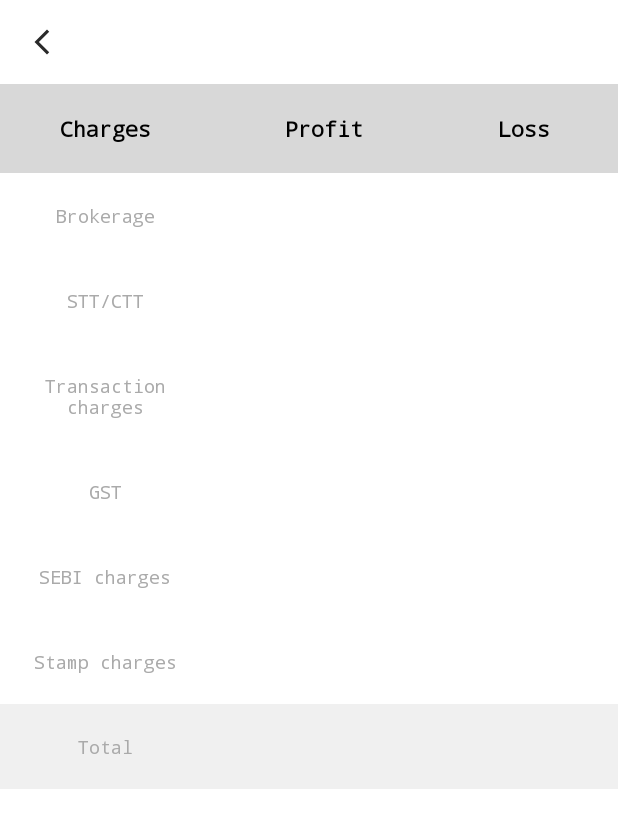
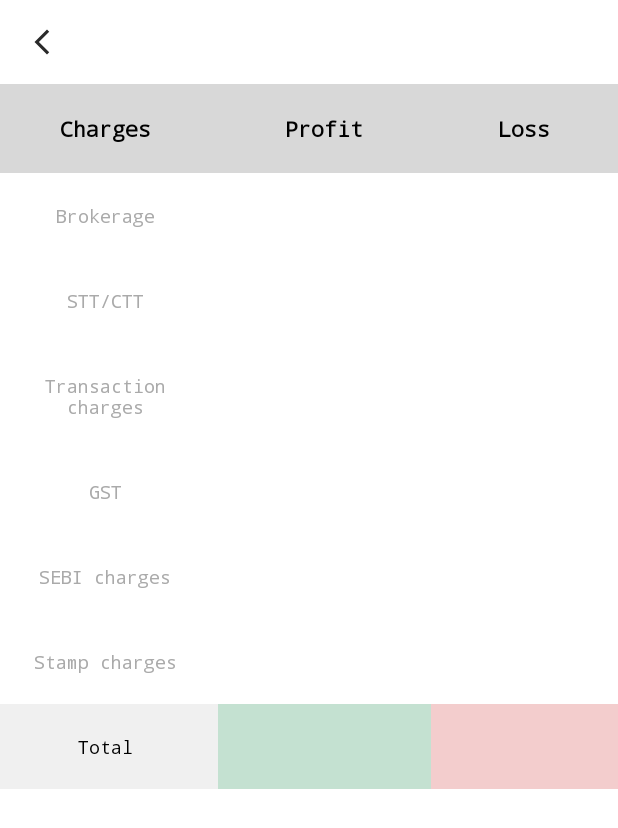
Before and after one commit to snihore/DayTradingTool, an Android app: the layout charges_info_layout.xml on its own in the app's theme, with its tools: preview values and no code run, on a phone screen of 412 x 824 dp. Shown: the top 828 px of the screen. Run offline under Robolectric (Android 15) with nearby library versions, the phone set to English and light mode, and no system bars.

Commit message:
UI Improve

```diff
--- a/app/src/main/java/com/sourabh/daytradingtool/UserInterface/ParentTradeListRecyclerViewAdapter.java
+++ b/app/src/main/java/com/sourabh/daytradingtool/UserInterface/ParentTradeListRecyclerViewAdapter.java
@@ -141,6 +141,7 @@ public class ParentTradeListRecyclerViewAdapter extends RecyclerView.Adapter<Par
                     tradingDetails,
                     tradingCapitals,
                     showingTv,
+                    dates,
                     tradeListItemClickListener
             );
 
--- /dev/null
+++ b/app/src/main/res/drawable/ic_baseline_expand_more_24.xml
@@ -0,0 +1,5 @@
+<vector android:height="24dp" android:tint="#000000"
+    android:viewportHeight="24" android:viewportWidth="24"
+    android:width="24dp" xmlns:android="http://schemas.android.com/apk/res/android">
+    <path android:fillColor="@android:color/white" android:pathData="M16.59,8.59L12,13.17 7.41,8.59 6,10l6,6 6,-6z"/>
+</vector>
--- /dev/null
+++ b/app/src/main/res/drawable/ic_baseline_share_24.xml
@@ -0,0 +1,5 @@
+<vector android:height="24dp" android:tint="#000000"
+    android:viewportHeight="24" android:viewportWidth="24"
+    android:width="24dp" xmlns:android="http://schemas.android.com/apk/res/android">
+    <path android:fillColor="@android:color/white" android:pathData="M18,16.08c-0.76,0 -1.44,0.3 -1.96,0.77L8.91,12.7c0.05,-0.23 0.09,-0.46 0.09,-0.7s-0.04,-0.47 -0.09,-0.7l7.05,-4.11c0.54,0.5 1.25,0.81 2.04,0.81 1.66,0 3,-1.34 3,-3s-1.34,-3 -3,-3 -3,1.34 -3,3c0,0.24 0.04,0.47 0.09,0.7L8.04,9.81C7.5,9.31 6.79,9 6,9c-1.66,0 -3,1.34 -3,3s1.34,3 3,3c0.79,0 1.5,-0.31 2.04,-0.81l7.12,4.16c-0.05,0.21 -0.08,0.43 -0.08,0.65 0,1.61 1.31,2.92 2.92,2.92 1.61,0 2.92,-1.31 2.92,-2.92s-1.31,-2.92 -2.92,-2.92z"/>
+</vector>
--- a/app/src/main/res/layout/charges_info_layout.xml
+++ b/app/src/main/res/layout/charges_info_layout.xml
@@ -37,42 +37,45 @@
         <TableRow
             android:layout_width="match_parent"
             android:layout_height="match_parent"
+            android:background="@color/gray_list"
             android:paddingTop="20dp"
-            android:paddingBottom="20dp"
-            android:background="@color/gray_list">
+            android:paddingBottom="20dp">
+
             <TextView
                 android:layout_width="140dp"
                 android:layout_height="wrap_content"
                 android:layout_centerInParent="true"
+                android:layout_marginRight="5dp"
                 android:fontFamily="monospace"
+                android:gravity="center"
                 android:text="Charges"
                 android:textColor="@color/black"
                 android:textSize="14sp"
-                android:textStyle="bold"
-                android:gravity="center"
-                android:layout_marginRight="5dp"/>
+                android:textStyle="bold" />
+
             <TextView
                 android:layout_width="wrap_content"
                 android:layout_height="wrap_content"
                 android:layout_centerInParent="true"
+                android:layout_weight="1"
                 android:fontFamily="monospace"
+                android:gravity="center"
                 android:text="Profit"
                 android:textColor="@color/black"
                 android:textSize="14sp"
-                android:textStyle="bold"
-                android:layout_weight="1"
-                android:gravity="center"/>
+                android:textStyle="bold" />
+
             <TextView
                 android:layout_width="wrap_content"
                 android:layout_height="wrap_content"
                 android:layout_centerInParent="true"
+                android:layout_weight="1"
                 android:fontFamily="monospace"
+                android:gravity="center"
                 android:text="Loss"
                 android:textColor="@color/black"
                 android:textSize="14sp"
-                android:textStyle="bold"
-                android:layout_weight="1"
-                android:gravity="center"/>
+                android:textStyle="bold" />
         </TableRow>
 
         <TableRow
@@ -80,38 +83,41 @@
             android:layout_height="match_parent"
             android:paddingTop="20dp"
             android:paddingBottom="20dp">
+
             <TextView
                 android:layout_width="140dp"
                 android:layout_height="wrap_content"
                 android:layout_centerInParent="true"
+                android:layout_marginRight="5dp"
                 android:fontFamily="monospace"
+                android:gravity="center"
                 android:text="Brokerage"
                 android:textColor="@color/gray"
-                android:textSize="12sp"
-                android:gravity="center"
-                android:layout_marginRight="5dp"/>
+                android:textSize="12sp" />
+
             <TextView
                 android:id="@+id/brokerage_profit_show"
                 android:layout_width="wrap_content"
                 android:layout_height="wrap_content"
                 android:layout_centerInParent="true"
+                android:layout_weight="1"
                 android:fontFamily="monospace"
+                android:gravity="center"
                 android:text=""
                 android:textColor="@color/gray"
-                android:textSize="12sp"
-                android:layout_weight="1"
-                android:gravity="center"/>
+                android:textSize="12sp" />
+
             <TextView
                 android:id="@+id/brokerage_loss_show"
                 android:layout_width="wrap_content"
                 android:layout_height="wrap_content"
                 android:layout_centerInParent="true"
+                android:layout_weight="1"
                 android:fontFamily="monospace"
+                android:gravity="center"
                 android:text=""
                 android:textColor="@color/gray"
-                android:textSize="12sp"
-                android:layout_weight="1"
-                android:gravity="center"/>
+                android:textSize="12sp" />
         </TableRow>
 
         <TableRow
@@ -119,38 +125,41 @@
             android:layout_height="match_parent"
             android:paddingTop="20dp"
             android:paddingBottom="20dp">
+
             <TextView
                 android:layout_width="140dp"
                 android:layout_height="wrap_content"
                 android:layout_centerInParent="true"
+                android:layout_marginRight="5dp"
                 android:fontFamily="monospace"
+                android:gravity="center"
                 android:text="STT/CTT"
                 android:textColor="@color/gray"
-                android:textSize="12sp"
-                android:gravity="center"
-                android:layout_marginRight="5dp"/>
+                android:textSize="12sp" />
+
             <TextView
                 android:id="@+id/stt_profit_show"
                 android:layout_width="wrap_content"
                 android:layout_height="wrap_content"
                 android:layout_centerInParent="true"
+                android:layout_weight="1"
                 android:fontFamily="monospace"
+                android:gravity="center"
                 android:text=""
                 android:textColor="@color/gray"
-                android:textSize="12sp"
-                android:layout_weight="1"
-                android:gravity="center"/>
+                android:textSize="12sp" />
+
             <TextView
                 android:id="@+id/stt_loss_show"
                 android:layout_width="wrap_content"
                 android:layout_height="wrap_content"
                 android:layout_centerInParent="true"
+                android:layout_weight="1"
                 android:fontFamily="monospace"
+                android:gravity="center"
                 android:text=""
                 android:textColor="@color/gray"
-                android:textSize="12sp"
-                android:layout_weight="1"
-                android:gravity="center"/>
+                android:textSize="12sp" />
         </TableRow>
 
         <TableRow
@@ -158,38 +167,41 @@
             android:layout_height="match_parent"
             android:paddingTop="20dp"
             android:paddingBottom="20dp">
+
             <TextView
                 android:layout_width="140dp"
                 android:layout_height="wrap_content"
                 android:layout_centerInParent="true"
+                android:layout_marginRight="5dp"
                 android:fontFamily="monospace"
+                android:gravity="center"
                 android:text="Transaction\ncharges"
                 android:textColor="@color/gray"
-                android:textSize="12sp"
-                android:gravity="center"
-                android:layout_marginRight="5dp"/>
+                android:textSize="12sp" />
+
             <TextView
                 android:id="@+id/transaction_charges_profit_show"
                 android:layout_width="wrap_content"
                 android:layout_height="wrap_content"
                 android:layout_centerInParent="true"
+                android:layout_weight="1"
                 android:fontFamily="monospace"
+                android:gravity="center"
                 android:text=""
                 android:textColor="@color/gray"
-                android:textSize="12sp"
-                android:layout_weight="1"
-                android:gravity="center"/>
+                android:textSize="12sp" />
+
             <TextView
                 android:id="@+id/transaction_charges_loss_show"
                 android:layout_width="wrap_content"
                 android:layout_height="wrap_content"
                 android:layout_centerInParent="true"
+                android:layout_weight="1"
                 android:fontFamily="monospace"
+                android:gravity="center"
                 android:text=""
                 android:textColor="@color/gray"
-                android:textSize="12sp"
-                android:layout_weight="1"
-                android:gravity="center"/>
+                android:textSize="12sp" />
         </TableRow>
 
         <TableRow
@@ -197,38 +209,41 @@
             android:layout_height="match_parent"
             android:paddingTop="20dp"
             android:paddingBottom="20dp">
+
             <TextView
                 android:layout_width="140dp"
                 android:layout_height="wrap_content"
                 android:layout_centerInParent="true"
+                android:layout_marginRight="5dp"
                 android:fontFamily="monospace"
+                android:gravity="center"
                 android:text="GST"
                 android:textColor="@color/gray"
-                android:textSize="12sp"
-                android:gravity="center"
-                android:layout_marginRight="5dp"/>
+                android:textSize="12sp" />
+
             <TextView
                 android:id="@+id/gst_profit_show"
                 android:layout_width="wrap_content"
                 android:layout_height="wrap_content"
                 android:layout_centerInParent="true"
+                android:layout_weight="1"
                 android:fontFamily="monospace"
+                android:gravity="center"
                 android:text=""
                 android:textColor="@color/gray"
-                android:textSize="12sp"
-                android:layout_weight="1"
-                android:gravity="center"/>
+                android:textSize="12sp" />
+
             <TextView
                 android:id="@+id/gst_loss_show"
                 android:layout_width="wrap_content"
                 android:layout_height="wrap_content"
                 android:layout_centerInParent="true"
+                android:layout_weight="1"
                 android:fontFamily="monospace"
+                android:gravity="center"
                 android:text=""
                 android:textColor="@color/gray"
-                android:textSize="12sp"
-                android:layout_weight="1"
-                android:gravity="center"/>
+                android:textSize="12sp" />
         </TableRow>
 
         <TableRow
@@ -236,38 +251,41 @@
             android:layout_height="match_parent"
             android:paddingTop="20dp"
             android:paddingBottom="20dp">
+
             <TextView
                 android:layout_width="140dp"
                 android:layout_height="wrap_content"
                 android:layout_centerInParent="true"
+                android:layout_marginRight="5dp"
                 android:fontFamily="monospace"
+                android:gravity="center"
                 android:text="SEBI charges"
                 android:textColor="@color/gray"
-                android:textSize="12sp"
-                android:gravity="center"
-                android:layout_marginRight="5dp"/>
+                android:textSize="12sp" />
+
             <TextView
                 android:id="@+id/sebi_charges_profit_show"
                 android:layout_width="wrap_content"
                 android:layout_height="wrap_content"
                 android:layout_centerInParent="true"
+                android:layout_weight="1"
                 android:fontFamily="monospace"
+                android:gravity="center"
                 android:text=""
                 android:textColor="@color/gray"
-                android:textSize="12sp"
-                android:layout_weight="1"
-                android:gravity="center"/>
+                android:textSize="12sp" />
+
             <TextView
                 android:id="@+id/sebi_charges_loss_show"
                 android:layout_width="wrap_content"
                 android:layout_height="wrap_content"
                 android:layout_centerInParent="true"
+                android:layout_weight="1"
                 android:fontFamily="monospace"
+                android:gravity="center"
                 android:text=""
                 android:textColor="@color/gray"
-                android:textSize="12sp"
-                android:layout_weight="1"
-                android:gravity="center"/>
+                android:textSize="12sp" />
         </TableRow>
 
         <TableRow
@@ -275,78 +293,90 @@
             android:layout_height="match_parent"
             android:paddingTop="20dp"
             android:paddingBottom="20dp">
+
             <TextView
                 android:layout_width="140dp"
                 android:layout_height="wrap_content"
                 android:layout_centerInParent="true"
+                android:layout_marginRight="5dp"
                 android:fontFamily="monospace"
+                android:gravity="center"
                 android:text="Stamp charges"
                 android:textColor="@color/gray"
-                android:textSize="12sp"
-                android:gravity="center"
-                android:layout_marginRight="5dp"/>
+                android:textSize="12sp" />
+
             <TextView
                 android:id="@+id/stamp_charges_profit_show"
                 android:layout_width="wrap_content"
                 android:layout_height="wrap_content"
                 android:layout_centerInParent="true"
+                android:layout_weight="1"
                 android:fontFamily="monospace"
+                android:gravity="center"
                 android:text=""
                 android:textColor="@color/gray"
-                android:textSize="12sp"
-                android:layout_weight="1"
-                android:gravity="center"/>
+                android:textSize="12sp" />
+
             <TextView
                 android:id="@+id/stamp_charges_loss_show"
                 android:layout_width="wrap_content"
                 android:layout_height="wrap_content"
                 android:layout_centerInParent="true"
+                android:layout_weight="1"
                 android:fontFamily="monospace"
+                android:gravity="center"
                 android:text=""
                 android:textColor="@color/gray"
-                android:textSize="12sp"
-                android:layout_weight="1"
-                android:gravity="center"/>
+                android:textSize="12sp" />
         </TableRow>
 
         <TableRow
             android:layout_width="match_parent"
             android:layout_height="match_parent"
-            android:paddingTop="20dp"
-            android:paddingBottom="20dp"
             android:background="@color/background">
+
             <TextView
                 android:layout_width="140dp"
                 android:layout_height="wrap_content"
                 android:layout_centerInParent="true"
+                android:layout_marginRight="5dp"
                 android:fontFamily="monospace"
+                android:gravity="center"
+                android:paddingTop="20dp"
+                android:paddingBottom="20dp"
                 android:text="Total"
-                android:textColor="@color/gray"
-                android:textSize="12sp"
-                android:gravity="center"
-                android:layout_marginRight="5dp"/>
+                android:textColor="@color/black"
+                android:textSize="12sp" />
+
             <TextView
                 android:id="@+id/total_charges_profit_show"
                 android:layout_width="wrap_content"
                 android:layout_height="wrap_content"
                 android:layout_centerInParent="true"
+                android:layout_weight="1"
+                android:background="#3318A558"
                 android:fontFamily="monospace"
+                android:gravity="center"
+                android:paddingTop="20dp"
+                android:paddingBottom="20dp"
                 android:text=""
-                android:textColor="@color/gray"
-                android:textSize="12sp"
-                android:layout_weight="1"
-                android:gravity="center"/>
+                android:textColor="@color/black"
+                android:textSize="12sp"/>
+
             <TextView
                 android:id="@+id/total_charges_loss_show"
                 android:layout_width="wrap_content"
                 android:layout_height="wrap_content"
                 android:layout_centerInParent="true"
+                android:layout_weight="1"
+                android:background="#33FF4444"
                 android:fontFamily="monospace"
+                android:gravity="center"
+                android:paddingTop="20dp"
+                android:paddingBottom="20dp"
                 android:text=""
-                android:textColor="@color/gray"
-                android:textSize="12sp"
-                android:layout_weight="1"
-                android:gravity="center"/>
+                android:textColor="@color/black"
+                android:textSize="12sp"/>
         </TableRow>
 
     </TableLayout>
```
Also changed, not shown: app/src/main/java/com/sourabh/daytradingtool/PositionSizeActivity.java (+15 -1 lines), app/src/main/java/com/sourabh/daytradingtool/UserInterface/MarginInfoDialog.java (added, +82 -0 lines), app/src/main/java/com/sourabh/daytradingtool/UserInterface/TradeListRecyclerViewAdapter.java (+48 -5 lines), app/src/main/java/com/sourabh/daytradingtool/UserInterface/ViewPositionSizeLayoutDialog.java (+15 -1 lines), app/src/main/res/layout/activity_main.xml (+32 -17 lines), app/src/main/res/layout/activity_position_size.xml (+8 -0 lines), app/src/main/res/layout/margin_info_layout.xml (added, +129 -0 lines), app/src/main/res/layout/view_position_size_layout_dialog.xml (+11 -2 lines), 1 other file.
